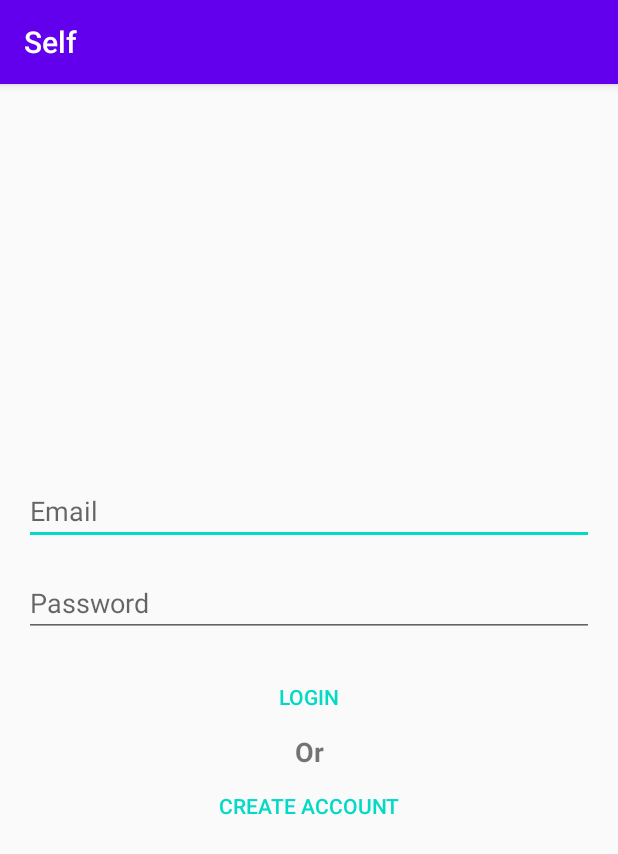
After one commit to cShark-dev/android, an Android app: the LoginActivity screen opened directly, with no data from a screen before it, on a phone screen of 412 x 824 dp. The commit adds this screen. Shown: the top 854 px of the screen. Run offline under Robolectric (Android 15) with nearby library versions, the phone set to English and light mode, and no system bars.

Commit message:
LoginActivity complete

```diff
--- a/app/src/main/AndroidManifest.xml
+++ b/app/src/main/AndroidManifest.xml
@@ -1,7 +1,9 @@
 <?xml version="1.0" encoding="utf-8"?>
 <manifest xmlns:android="http://schemas.android.com/apk/res/android"
     package="com.example.self">
-<uses-permission android:name="android.permission.INTERNET" />
+
+    <uses-permission android:name="android.permission.INTERNET" />
+
     <application
         android:allowBackup="true"
         android:icon="@mipmap/ic_launcher"
@@ -9,6 +11,8 @@
         android:roundIcon="@mipmap/ic_launcher_round"
         android:supportsRtl="true"
         android:theme="@style/AppTheme">
+        <activity android:name=".CreateAccountActivity"></activity>
+        <activity android:name=".LoginActivity" />
         <activity android:name=".MainActivity">
             <intent-filter>
                 <action android:name="android.intent.action.MAIN" />
@@ -16,6 +20,7 @@
                 <category android:name="android.intent.category.LAUNCHER" />
             </intent-filter>
         </activity>
+
         <meta-data
             android:name="preloaded_fonts"
             android:resource="@array/preloaded_fonts" />
--- /dev/null
+++ b/app/src/main/java/com/example/self/CreateAccountActivity.java
@@ -0,0 +1,14 @@
+package com.example.self;
+
+import androidx.appcompat.app.AppCompatActivity;
+
+import android.os.Bundle;
+
+public class CreateAccountActivity extends AppCompatActivity {
+
+    @Override
+    protected void onCreate(Bundle savedInstanceState) {
+        super.onCreate(savedInstanceState);
+        setContentView(R.layout.activity_create_account);
+    }
+}
--- /dev/null
+++ b/app/src/main/java/com/example/self/LoginActivity.java
@@ -0,0 +1,14 @@
+package com.example.self;
+
+import androidx.appcompat.app.AppCompatActivity;
+
+import android.os.Bundle;
+
+public class LoginActivity extends AppCompatActivity {
+
+    @Override
+    protected void onCreate(Bundle savedInstanceState) {
+        super.onCreate(savedInstanceState);
+        setContentView(R.layout.activity_login);
+    }
+}
--- a/app/src/main/java/com/example/self/MainActivity.java
+++ b/app/src/main/java/com/example/self/MainActivity.java
@@ -2,13 +2,27 @@ package com.example.self;
 
 import androidx.appcompat.app.AppCompatActivity;
 
+import android.content.Intent;
 import android.os.Bundle;
+import android.view.View;
+import android.widget.Button;
 
 public class MainActivity extends AppCompatActivity {
+    private Button getStartedButton;
 
     @Override
     protected void onCreate(Bundle savedInstanceState) {
         super.onCreate(savedInstanceState);
         setContentView(R.layout.activity_main);
+        getStartedButton = findViewById(R.id.startButton);
+
+        getStartedButton.setOnClickListener(new View.OnClickListener() {
+            @Override
+            public void onClick(View v) {
+               //we go to LoginActivity
+                startActivity(new Intent(MainActivity.this,LoginActivity.class));
+            }
+        });
+
     }
 }
--- /dev/null
+++ b/app/src/main/res/layout/activity_create_account.xml
@@ -0,0 +1,9 @@
+<?xml version="1.0" encoding="utf-8"?>
+<androidx.constraintlayout.widget.ConstraintLayout xmlns:android="http://schemas.android.com/apk/res/android"
+    xmlns:app="http://schemas.android.com/apk/res-auto"
+    xmlns:tools="http://schemas.android.com/tools"
+    android:layout_width="match_parent"
+    android:layout_height="match_parent"
+    tools:context=".CreateAccountActivity">
+
+</androidx.constraintlayout.widget.ConstraintLayout>
--- /dev/null
+++ b/app/src/main/res/layout/activity_login.xml
@@ -0,0 +1,76 @@
+<?xml version="1.0" encoding="utf-8"?>
+<LinearLayout
+
+    xmlns:android="http://schemas.android.com/apk/res/android"
+    xmlns:tools="http://schemas.android.com/tools"
+    android:layout_width="match_parent"
+    android:orientation="vertical"
+    android:gravity="center"
+    android:padding="16dp"
+    android:layout_height="match_parent"
+    tools:context=".LoginActivity">
+
+    <ProgressBar
+        android:id="@+id/login_progress"
+        style="?android:attr/progressBarStyleLarge"
+        android:visibility="gone"
+        android:layout_width="wrap_content"
+        android:layout_height="wrap_content" />
+
+
+    <LinearLayout
+        android:orientation="vertical"
+        android:id="@+id/email_login_form"
+        android:layout_width="match_parent"
+        android:layout_height="wrap_content"/>
+
+        <AutoCompleteTextView
+            android:id="@+id/email"
+            android:hint="@string/email_hint"
+            android:inputType="textEmailAddress"
+            android:maxLines="1"
+            android:layout_width="match_parent"
+            android:layout_height="wrap_content" />
+
+        <EditText
+            android:id="@+id/password"
+            android:layout_marginTop="16dp"
+            android:hint="@string/password_hint"
+            android:layout_width="match_parent"
+            android:inputType="textPassword"
+            android:maxLines="1"
+            android:layout_height="wrap_content" />
+
+        <Button
+            android:id="@+id/email_sign_in_button"
+            android:textColor="@color/colorAccent"
+            android:text="@string/login_text"
+            android:background="@android:color/transparent"
+            android:layout_marginTop="16dp"
+            android:textStyle=""
+            android:layout_width="match_parent"
+            android:layout_height="wrap_content"/>
+
+        <TextView
+            android:text="@string/or_text"
+            android:textStyle="bold"
+            android:textSize="18sp"
+            android:gravity="center_horizontal"
+            android:layout_width="match_parent"
+            android:layout_height="wrap_content"/>
+
+         <Button
+            android:id="@+id/create_acct_button"
+            android:textColor="@color/colorAccent"
+            android:text="@string/create_text"
+            android:background="@android:color/transparent"
+            android:textStyle=""
+            android:layout_width="match_parent"
+            android:layout_height="wrap_content"/>
+
+
+
+
+
+
+</LinearLayout>
--- a/app/src/main/res/values/strings.xml
+++ b/app/src/main/res/values/strings.xml
@@ -2,4 +2,10 @@
     <string name="app_name">Self</string>
     <string name="title">Self. Gratitude. Journal</string>
     <string name="grateful_text">What are you grateful for today?</string>
+    <string name="get_started_text">Get Started</string>
+    <string name="email_hint">Email</string>
+    <string name="password_hint">Password</string>
+    <string name="login_text">Login</string>
+    <string name="or_text">Or</string>
+    <string name="create_text">Create Account</string>
 </resources>
```
